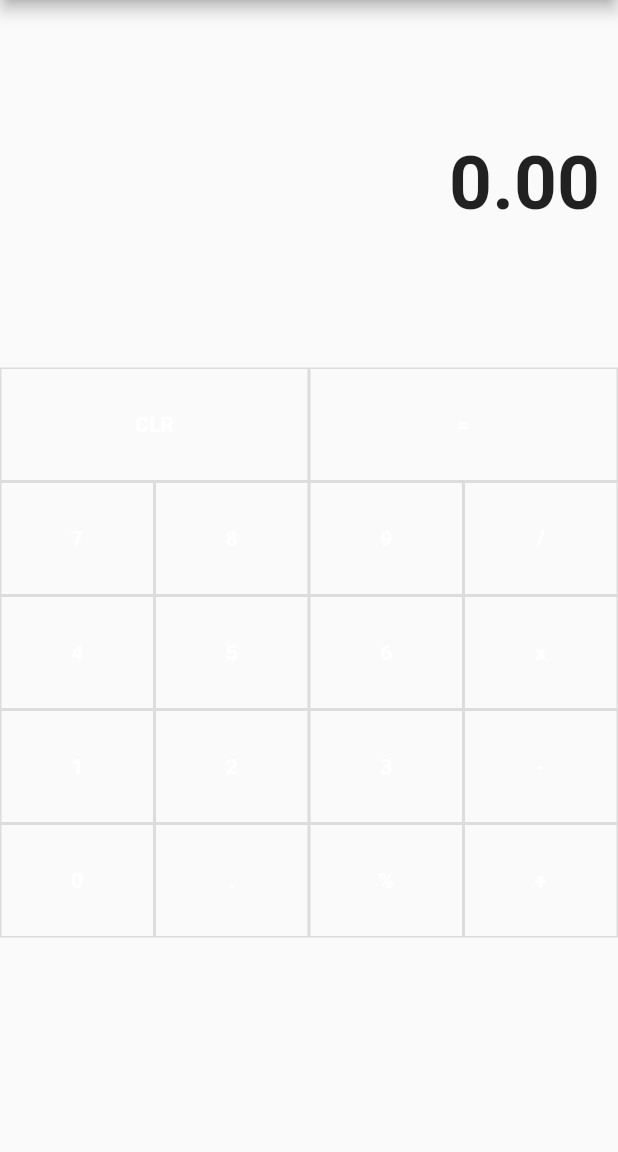
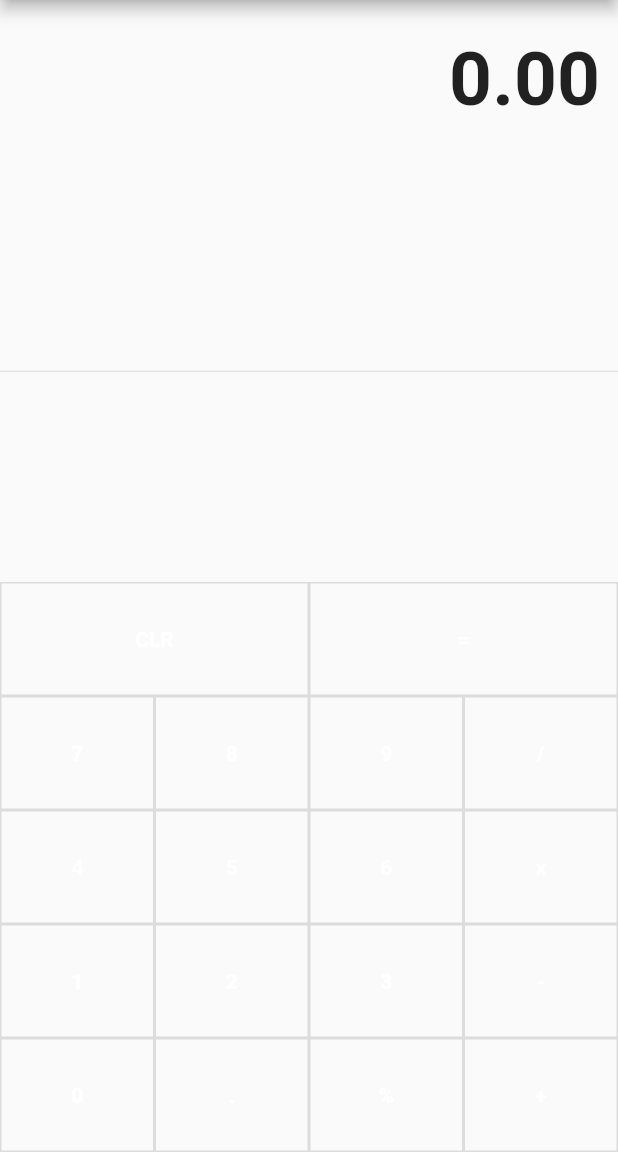
Before and after one commit to tanmaypardeshi/Flutter-Calculator, a Flutter app: the screen it shows after launch, after a tap on "CLR", on a phone screen of 412 x 824 dp, the part 84-1236 px from its top. Run offline on Flutter 3.47's test engine with Material 2 defaults, Android fonts, the phone set to English and light mode, and no system bars.

```diff
--- a/lib/main.dart
+++ b/lib/main.dart
@@ -40,7 +40,7 @@ class _MyHomePageState extends State<MyHomePage>
   {
     if(buttonText == "CLR")
     {
-      output =  "0";
+      _output =  "0";
       no1 = 0.0;
       no2 = 0.0;
       operand = "";
@@ -158,10 +158,7 @@ class _MyHomePageState extends State<MyHomePage>
         (
           children: <Widget>
           [
-            SizedBox
-            (
-              height: 245,
-              child: Container
+            Container
             (
               alignment: Alignment.centerRight,
               padding: EdgeInsets.symmetric
@@ -179,6 +176,9 @@ class _MyHomePageState extends State<MyHomePage>
                 ),
               ),
             ),
+            Expanded
+            (
+              child: Divider()
             ),
             Column
             (
```
Lines whose indentation alone changed are shown as unchanged.
